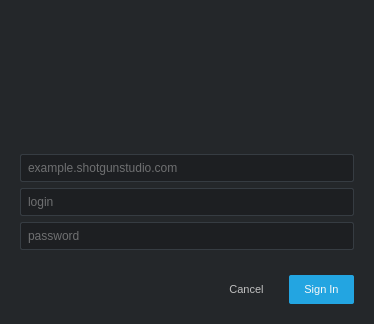
Old version of the form python/tank_vendor/shotgun_authentication/resources/login_dialog.ui in the repository shotgunsoftware/tk-core.
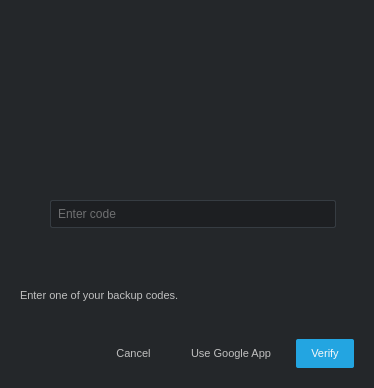
New version of the form. The open tabs and pages were chosen to show the change. Icons and pictures are not drawn. Custom widgets are drawn as their Qt base class.

Commit message: ui widgets completed

```diff
--- a/python/tank_vendor/shotgun_authentication/resources/login_dialog.ui
+++ b/python/tank_vendor/shotgun_authentication/resources/login_dialog.ui
@@ -10,7 +10,7 @@
     <x>0</x>
     <y>0</y>
     <width>374</width>
-    <height>324</height>
+    <height>388</height>
    </rect>
   </property>
   <property name="styleSheet">
@@ -198,7 +198,7 @@
             <string>Cancel</string>
            </property>
            <property name="autoDefault">
-            <bool>false</bool>
+            <bool>true</bool>
            </property>
            <property name="flat">
             <bool>true</bool>
@@ -229,7 +229,233 @@
        </item>
       </layout>
      </widget>
-     <widget class="QWidget" name="page_2"/>
+     <widget class="QWidget" name="_2fa_page">
+      <layout class="QVBoxLayout" name="verticalLayout_4">
+       <property name="margin">
+        <number>0</number>
+       </property>
+       <item>
+        <widget class="QWidget" name="widget" native="true">
+         <layout class="QHBoxLayout" name="horizontalLayout_2">
+          <item>
+           <widget class="QLabel" name="label">
+            <property name="text">
+             <string/>
+            </property>
+            <property name="pixmap">
+             <pixmap resource="resources.qrc">:/google_authenticator/google_authenticator.png</pixmap>
+            </property>
+           </widget>
+          </item>
+          <item>
+           <widget class="QWidget" name="widget_2" native="true">
+            <layout class="QVBoxLayout" name="verticalLayout">
+             <item>
+              <widget class="QLineEdit" name="_2fa_code">
+               <property name="placeholderText">
+                <string>Enter code</string>
+               </property>
+              </widget>
+             </item>
+            </layout>
+           </widget>
+          </item>
+         </layout>
+        </widget>
+       </item>
+       <item>
+        <widget class="QLabel" name="_2fa_message">
+         <property name="text">
+          <string>Enter the code that you received in the Google Authenticator app.</string>
+         </property>
+         <property name="wordWrap">
+          <bool>true</bool>
+         </property>
+        </widget>
+       </item>
+       <item>
+        <layout class="QHBoxLayout" name="button_layout_2" stretch="1,0,0,0">
+         <property name="spacing">
+          <number>10</number>
+         </property>
+         <property name="leftMargin">
+          <number>5</number>
+         </property>
+         <item>
+          <spacer name="_2fa_hspacer">
+           <property name="orientation">
+            <enum>Qt::Horizontal</enum>
+           </property>
+           <property name="sizeHint" stdset="0">
+            <size>
+             <width>40</width>
+             <height>20</height>
+            </size>
+           </property>
+          </spacer>
+         </item>
+         <item>
+          <widget class="QPushButton" name="cancel_tfa">
+           <property name="styleSheet">
+            <string notr="true"/>
+           </property>
+           <property name="text">
+            <string>Cancel</string>
+           </property>
+           <property name="autoDefault">
+            <bool>false</bool>
+           </property>
+           <property name="flat">
+            <bool>true</bool>
+           </property>
+          </widget>
+         </item>
+         <item>
+          <widget class="QPushButton" name="use_backup">
+           <property name="text">
+            <string>Use backup code</string>
+           </property>
+          </widget>
+         </item>
+         <item>
+          <widget class="QPushButton" name="verify_2fa">
+           <property name="styleSheet">
+            <string notr="true">color: rgb(248, 248, 248);
+background-color: rgb(35, 165, 225);</string>
+           </property>
+           <property name="text">
+            <string>Verify</string>
+           </property>
+           <property name="autoDefault">
+            <bool>false</bool>
+           </property>
+           <property name="default">
+            <bool>true</bool>
+           </property>
+           <property name="flat">
+            <bool>true</bool>
+           </property>
+          </widget>
+         </item>
+        </layout>
+       </item>
+      </layout>
+     </widget>
+     <widget class="QWidget" name="backup_page">
+      <layout class="QVBoxLayout" name="verticalLayout_6">
+       <property name="margin">
+        <number>0</number>
+       </property>
+       <item>
+        <widget class="QWidget" name="widget_3" native="true">
+         <layout class="QHBoxLayout" name="horizontalLayout_3">
+          <item>
+           <widget class="QLabel" name="label_2">
+            <property name="text">
+             <string/>
+            </property>
+            <property name="pixmap">
+             <pixmap resource="resources.qrc">:/backup_codes/backup_codes_light_bg.png</pixmap>
+            </property>
+           </widget>
+          </item>
+          <item>
+           <widget class="QWidget" name="widget_4" native="true">
+            <layout class="QVBoxLayout" name="verticalLayout_5">
+             <item>
+              <widget class="QLineEdit" name="backup_code">
+               <property name="placeholderText">
+                <string>Enter code</string>
+               </property>
+              </widget>
+             </item>
+            </layout>
+           </widget>
+          </item>
+         </layout>
+        </widget>
+       </item>
+       <item>
+        <widget class="QLabel" name="backup_message">
+         <property name="text">
+          <string>Enter one of your backup codes.</string>
+         </property>
+         <property name="wordWrap">
+          <bool>true</bool>
+         </property>
+        </widget>
+       </item>
+       <item>
+        <layout class="QHBoxLayout" name="button_layout_3" stretch="1,0,0,0">
+         <property name="spacing">
+          <number>10</number>
+         </property>
+         <property name="leftMargin">
+          <number>5</number>
+         </property>
+         <item>
+          <spacer name="backup_hspacer">
+           <property name="orientation">
+            <enum>Qt::Horizontal</enum>
+           </property>
+           <property name="sizeHint" stdset="0">
+            <size>
+             <width>40</width>
+             <height>20</height>
+            </size>
+           </property>
+          </spacer>
+         </item>
+         <item>
+          <widget class="QPushButton" name="cancel_backup">
+           <property name="text">
+            <string>Cancel</string>
+           </property>
+           <property name="autoDefault">
+            <bool>false</bool>
+           </property>
+           <property name="flat">
+            <bool>true</bool>
+           </property>
+          </widget>
+         </item>
+         <item>
+          <widget class="QPushButton" name="use_google_app">
+           <property name="text">
+            <string>Use Google App</string>
+           </property>
+           <property name="autoDefault">
+            <bool>false</bool>
+           </property>
+           <property name="flat">
+            <bool>true</bool>
+           </property>
+          </widget>
+         </item>
+         <item>
+          <widget class="QPushButton" name="verity_backup">
+           <property name="styleSheet">
+            <string notr="true">color: rgb(248, 248, 248);
+background-color: rgb(35, 165, 225);</string>
+           </property>
+           <property name="text">
+            <string>Verify</string>
+           </property>
+           <property name="autoDefault">
+            <bool>false</bool>
+           </property>
+           <property name="default">
+            <bool>true</bool>
+           </property>
+           <property name="flat">
+            <bool>true</bool>
+           </property>
+          </widget>
+         </item>
+        </layout>
+       </item>
+      </layout>
+     </widget>
     </widget>
    </item>
   </layout>
```
Left out of the diff: 5 changed lines with no effect on the pictures. The commit also changes 5 other files.
